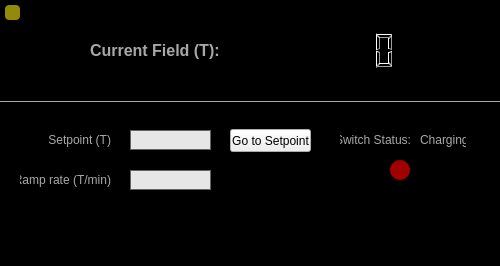
Before: the Qt Designer form Scanner GUI/Field Control/FieldControl.ui in afylab/nanoSQUID-Scanning-Software, drawn with Qt 5.
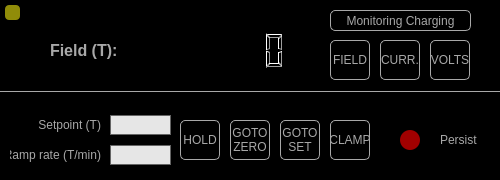
After: the same form once the commit is applied.

Commit message: FieldControl and Scripting Module

The edit to the form file:
```diff
--- a/Scanner GUI/Field Control/FieldControl.ui
+++ b/Scanner GUI/Field Control/FieldControl.ui
@@ -7,7 +7,7 @@
     <x>0</x>
     <y>0</y>
     <width>500</width>
-    <height>266</height>
+    <height>180</height>
    </rect>
   </property>
   <property name="sizePolicy">
@@ -18,14 +18,14 @@
   </property>
   <property name="minimumSize">
    <size>
-    <width>0</width>
+    <width>500</width>
     <height>0</height>
    </size>
   </property>
   <property name="maximumSize">
    <size>
-    <width>1000</width>
-    <height>750</height>
+    <width>500</width>
+    <height>190</height>
    </size>
   </property>
   <property name="windowTitle">
@@ -88,7 +88,7 @@
    <widget class="QLCDNumber" name="lcd_currField">
     <property name="geometry">
      <rect>
-      <x>260</x>
+      <x>150</x>
       <y>0</y>
       <width>141</width>
       <height>101</height>
@@ -113,7 +113,7 @@
    <widget class="QLabel" name="label">
     <property name="geometry">
      <rect>
-      <x>90</x>
+      <x>50</x>
       <y>40</y>
       <width>151</width>
       <height>20</height>
@@ -127,14 +127,14 @@
      </font>
     </property>
     <property name="text">
-     <string>Current Field (T):</string>
+     <string>Field (T):</string>
     </property>
    </widget>
    <widget class="Line" name="line">
     <property name="geometry">
      <rect>
       <x>0</x>
-      <y>100</y>
+      <y>90</y>
       <width>500</width>
       <height>3</height>
      </rect>
@@ -154,9 +154,9 @@
    <widget class="QLineEdit" name="lineEdit">
     <property name="geometry">
      <rect>
-      <x>130</x>
-      <y>130</y>
-      <width>81</width>
+      <x>110</x>
+      <y>115</y>
+      <width>61</width>
       <height>20</height>
      </rect>
     </property>
@@ -164,9 +164,9 @@
    <widget class="QLineEdit" name="lineEdit_2">
     <property name="geometry">
      <rect>
-      <x>130</x>
-      <y>170</y>
-      <width>81</width>
+      <x>110</x>
+      <y>145</y>
+      <width>61</width>
       <height>20</height>
      </rect>
     </property>
@@ -174,8 +174,8 @@
    <widget class="QLabel" name="label_2">
     <property name="geometry">
      <rect>
-      <x>40</x>
-      <y>130</y>
+      <x>30</x>
+      <y>115</y>
       <width>71</width>
       <height>20</height>
      </rect>
@@ -190,8 +190,8 @@
    <widget class="QLabel" name="label_3">
     <property name="geometry">
      <rect>
-      <x>20</x>
-      <y>170</y>
+      <x>10</x>
+      <y>145</y>
       <width>91</width>
       <height>20</height>
      </rect>
@@ -206,8 +206,8 @@
    <widget class="QPushButton" name="push_persistSwitch">
     <property name="geometry">
      <rect>
-      <x>390</x>
-      <y>160</y>
+      <x>400</x>
+      <y>130</y>
       <width>20</width>
       <height>20</height>
      </rect>
@@ -225,43 +225,240 @@
    <widget class="QLabel" name="label_4">
     <property name="geometry">
      <rect>
-      <x>340</x>
-      <y>130</y>
-      <width>71</width>
-      <height>20</height>
-     </rect>
-    </property>
-    <property name="text">
-     <string>Switch Status:</string>
-    </property>
-    <property name="alignment">
-     <set>Qt::AlignRight|Qt::AlignTrailing|Qt::AlignVCenter</set>
-    </property>
-   </widget>
-   <widget class="QLabel" name="label_5">
-    <property name="geometry">
-     <rect>
-      <x>420</x>
+      <x>440</x>
       <y>130</y>
       <width>46</width>
       <height>20</height>
      </rect>
     </property>
     <property name="text">
-     <string>Charging</string>
+     <string>Persist</string>
     </property>
    </widget>
-   <widget class="QPushButton" name="pushButton">
+   <widget class="QPushButton" name="push_GotoSet">
+    <property name="geometry">
+     <rect>
+      <x>280</x>
+      <y>120</y>
+      <width>40</width>
+      <height>40</height>
+     </rect>
+    </property>
+    <property name="styleSheet">
+     <string notr="true">QPushButton#push_GotoSet{
+color: rgb(168,168,168);
+background-color:rgb(0,0,0);
+border: 1px solid rgb(168,168,168);
+border-radius: 5px
+}
+
+QPushButton:pressed#push_GotoSet{
+color: rgb(168,168,168);
+background-color:rgb(95,107,166);
+border: 1px solid rgb(168,168,168);
+border-radius: 5px
+}</string>
+    </property>
+    <property name="text">
+     <string>GOTO
+SET</string>
+    </property>
+   </widget>
+   <widget class="QPushButton" name="push_GotoZero">
     <property name="geometry">
      <rect>
       <x>230</x>
-      <y>129</y>
-      <width>81</width>
-      <height>23</height>
+      <y>120</y>
+      <width>40</width>
+      <height>40</height>
      </rect>
     </property>
+    <property name="styleSheet">
+     <string notr="true">QPushButton#push_GotoZero{
+color: rgb(168,168,168);
+background-color:rgb(0,0,0);
+border: 1px solid rgb(168,168,168);
+border-radius: 5px
+}
+
+QPushButton:pressed#push_GotoZero{
+color: rgb(168,168,168);
+background-color:rgb(95,107,166);
+border: 1px solid rgb(168,168,168);
+border-radius: 5px
+}</string>
+    </property>
     <property name="text">
-     <string>Go to Setpoint</string>
+     <string>GOTO
+ZERO</string>
+    </property>
+   </widget>
+   <widget class="QPushButton" name="push_viewField">
+    <property name="geometry">
+     <rect>
+      <x>330</x>
+      <y>40</y>
+      <width>40</width>
+      <height>40</height>
+     </rect>
+    </property>
+    <property name="styleSheet">
+     <string notr="true">QPushButton#push_viewField{
+color: rgb(168,168,168);
+background-color:rgb(0,0,0);
+border: 1px solid rgb(168,168,168);
+border-radius: 5px
+}
+
+QPushButton:pressed#push_viewField{
+color: rgb(168,168,168);
+background-color:rgb(95,107,166);
+border: 1px solid rgb(168,168,168);
+border-radius: 5px
+}</string>
+    </property>
+    <property name="text">
+     <string>FIELD</string>
+    </property>
+   </widget>
+   <widget class="QPushButton" name="push_viewCurr">
+    <property name="geometry">
+     <rect>
+      <x>380</x>
+      <y>40</y>
+      <width>40</width>
+      <height>40</height>
+     </rect>
+    </property>
+    <property name="styleSheet">
+     <string notr="true">QPushButton#push_viewCurr{
+color: rgb(168,168,168);
+background-color:rgb(0,0,0);
+border: 1px solid rgb(168,168,168);
+border-radius: 5px
+}
+
+QPushButton:pressed#push_viewCurr{
+color: rgb(168,168,168);
+background-color:rgb(95,107,166);
+border: 1px solid rgb(168,168,168);
+border-radius: 5px
+}</string>
+    </property>
+    <property name="text">
+     <string>CURR.</string>
+    </property>
+   </widget>
+   <widget class="QPushButton" name="push_viewVolts">
+    <property name="geometry">
+     <rect>
+      <x>430</x>
+      <y>40</y>
+      <width>40</width>
+      <height>40</height>
+     </rect>
+    </property>
+    <property name="styleSheet">
+     <string notr="true">QPushButton#push_viewVolts{
+color: rgb(168,168,168);
+background-color:rgb(0,0,0);
+border: 1px solid rgb(168,168,168);
+border-radius: 5px
+}
+
+QPushButton:pressed#push_viewVolts{
+color: rgb(168,168,168);
+background-color:rgb(95,107,166);
+border: 1px solid rgb(168,168,168);
+border-radius: 5px
+}</string>
+    </property>
+    <property name="text">
+     <string>VOLTS</string>
+    </property>
+   </widget>
+   <widget class="QPushButton" name="push_hold">
+    <property name="geometry">
+     <rect>
+      <x>180</x>
+      <y>120</y>
+      <width>40</width>
+      <height>40</height>
+     </rect>
+    </property>
+    <property name="styleSheet">
+     <string notr="true">QPushButton#push_hold{
+color: rgb(168,168,168);
+background-color:rgb(0,0,0);
+border: 1px solid rgb(168,168,168);
+border-radius: 5px
+}
+
+QPushButton:pressed#push_hold{
+color: rgb(168,168,168);
+background-color:rgb(95,107,166);
+border: 1px solid rgb(168,168,168);
+border-radius: 5px
+}</string>
+    </property>
+    <property name="text">
+     <string>HOLD</string>
+    </property>
+   </widget>
+   <widget class="QPushButton" name="push_clamp">
+    <property name="geometry">
+     <rect>
+      <x>330</x>
+      <y>120</y>
+      <width>40</width>
+      <height>40</height>
+     </rect>
+    </property>
+    <property name="styleSheet">
+     <string notr="true">QPushButton#push_clamp{
+color: rgb(168,168,168);
+background-color:rgb(0,0,0);
+border: 1px solid rgb(168,168,168);
+border-radius: 5px
+}
+
+QPushButton:pressed#push_clamp{
+color: rgb(168,168,168);
+background-color:rgb(95,107,166);
+border: 1px solid rgb(168,168,168);
+border-radius: 5px
+}</string>
+    </property>
+    <property name="text">
+     <string>CLAMP</string>
+    </property>
+   </widget>
+   <widget class="QPushButton" name="push_toggleView">
+    <property name="geometry">
+     <rect>
+      <x>330</x>
+      <y>10</y>
+      <width>141</width>
+      <height>21</height>
+     </rect>
+    </property>
+    <property name="styleSheet">
+     <string notr="true">QPushButton#push_toggleView{
+color: rgb(168,168,168);
+background-color:rgb(0,0,0);
+border: 1px solid rgb(168,168,168);
+border-radius: 5px
+}
+
+QPushButton:pressed#push_toggleView{
+color: rgb(168,168,168);
+background-color:rgb(95,107,166);
+border: 1px solid rgb(168,168,168);
+border-radius: 5px
+}</string>
+    </property>
+    <property name="text">
+     <string>Monitoring Charging</string>
     </property>
    </widget>
   </widget>
```
Left out of the diff: 13 changed lines with no effect on the pictures. The commit also changes 15 other files.
